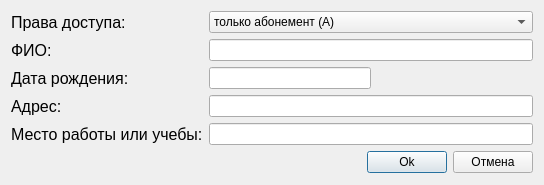
AaccrraA/Library, file Library_db/createreaderdialog.ui: the form before one commit.
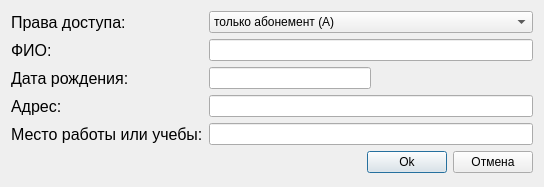
The form after the commit.

What changed in the file:
```diff
--- a/Library_db/createreaderdialog.ui
+++ b/Library_db/createreaderdialog.ui
@@ -7,7 +7,7 @@
     <x>0</x>
     <y>0</y>
     <width>544</width>
-    <height>185</height>
+    <height>187</height>
    </rect>
   </property>
   <property name="windowTitle">
```
